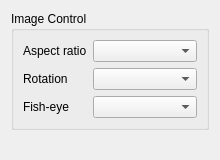
Above: client/libclient/src/ui/widgets/properties/image_control_widget.ui from networkoptix/nx_open before the change. Below: the same form after it.
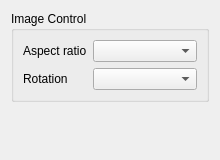
That is the form after the change.

Commit message:
VMS-3439: Fisheye settings redesign
<==== Mercurial data ====>
Branch: dev_3.0.0_gui

Diff of the .ui file:
```diff
--- a/client/libclient/src/ui/widgets/properties/image_control_widget.ui
+++ b/client/libclient/src/ui/widgets/properties/image_control_widget.ui
@@ -43,16 +43,6 @@
       <item row="1" column="1">
        <widget class="QComboBox" name="rotationComboBox"/>
       </item>
-      <item row="2" column="0">
-       <widget class="QLabel" name="fisheyeLabel">
-        <property name="text">
-         <string>Fish-eye</string>
-        </property>
-       </widget>
-      </item>
-      <item row="2" column="1">
-       <widget class="QComboBox" name="fisheyeComboBox"/>
-      </item>
      </layout>
     </widget>
    </item>
```
The commit also changes 25 other files.
